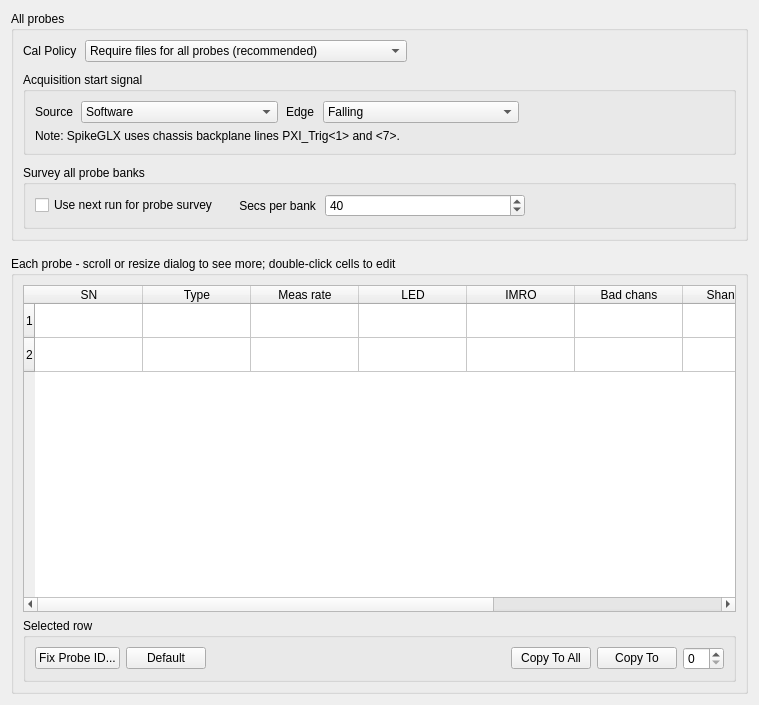
Old version of the form Forms/IMTab.ui in the repository billkarsh/SpikeGLX.
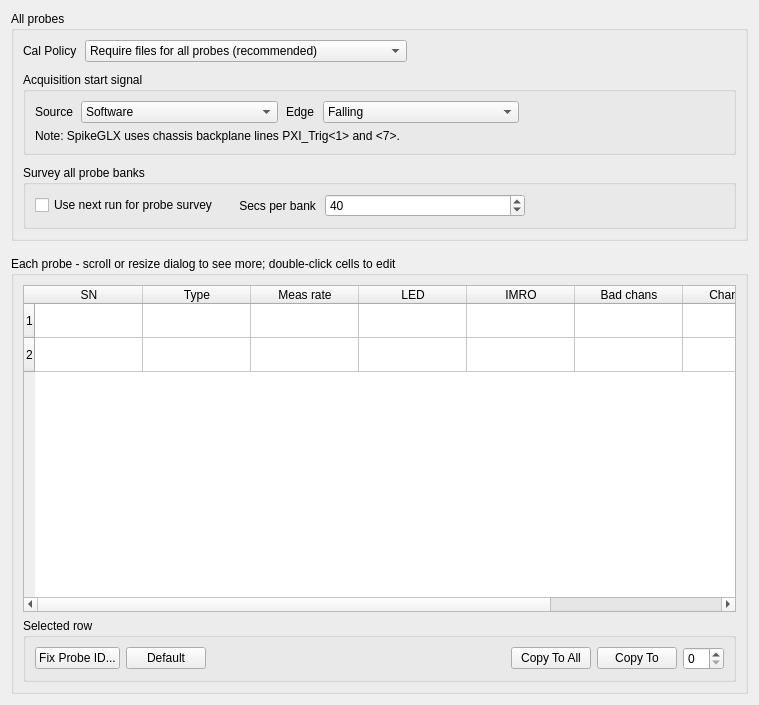
New version of the form.

Commit message: Imec shankMaps are auto-generated, not user-editable

The edit to the form file:
```diff
--- a/Forms/IMTab.ui
+++ b/Forms/IMTab.ui
@@ -324,11 +324,6 @@
           <string>Bad chans</string>
          </property>
         </column>
-        <column>
-         <property name="text">
-          <string>Shank map</string>
-         </property>
-        </column>
         <column>
          <property name="text">
           <string>Chan map</string>
```
The commit also changes 14 other files.
